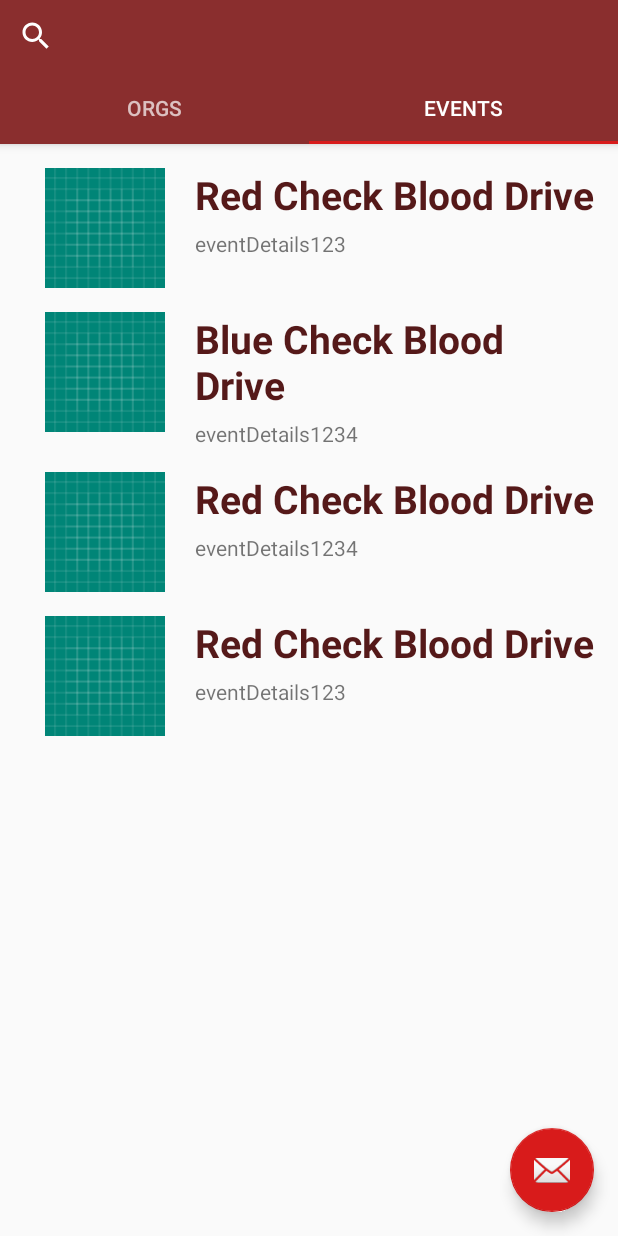
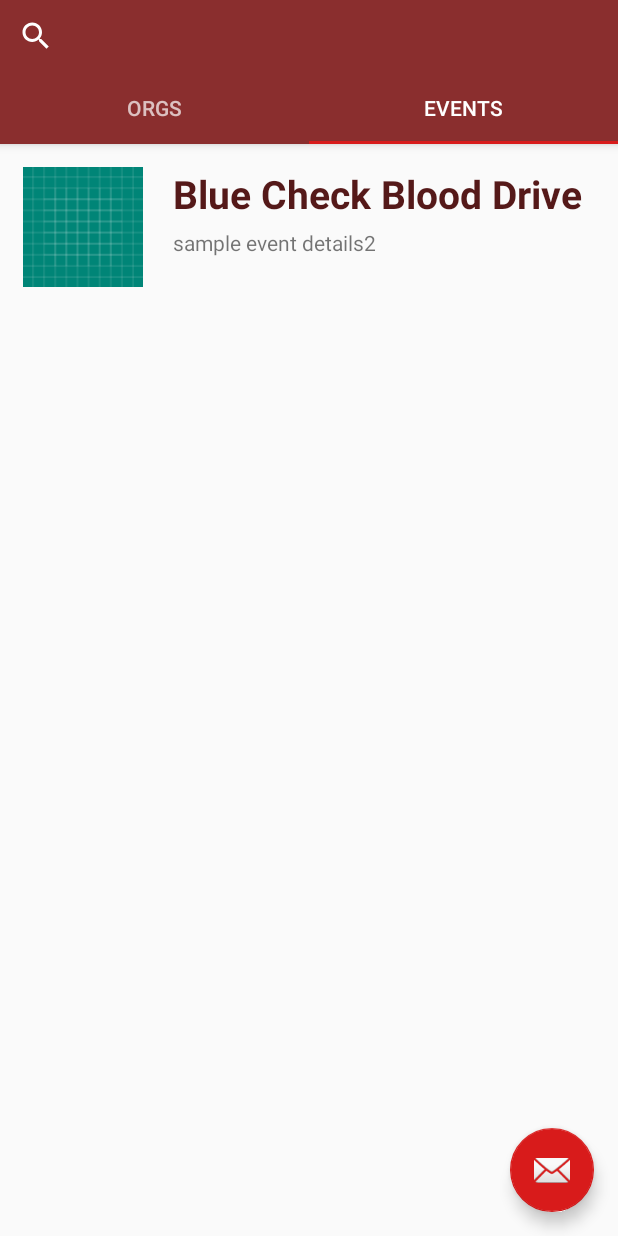
Before and after one commit to blink-blink/CWTS-UP-Voluntayo, an Android app: the ObjectFragment screen opened directly, with no data from a screen before it, tab 2 chosen, on a phone screen of 412 x 824 dp. Run offline under Robolectric (Android 15) with nearby library versions, the phone set to English and light mode, and no system bars.

Commit message:
fetch events from database event view model for realtime update

```diff
--- a/app/src/main/java/com/example/upvoluntaryo/Event.java
+++ b/app/src/main/java/com/example/upvoluntaryo/Event.java
@@ -2,20 +2,48 @@ package com.example.upvoluntaryo;
 
 public class Event {
     String eventName, eventAddress, eventDetails;
-    int imageId;
+    int eventId,orgId,imageId;
 
-    public Event(String eventName, String eventAddress, String eventDetails, int imageId){
+////constructors
+    public Event(int eventId, String eventName, String eventAddress, String eventDetails, int orgId, int imageId){
+        this.eventId = eventId;
         this.eventName = eventName;
         this.eventAddress = eventAddress;
         this.eventDetails = eventDetails;
+        this.orgId = orgId;
         this.imageId = imageId;
+    }
+
+    public Event(String eventName, String eventAddress, String eventDetails, int orgId, int imageId){
+        this.eventName = eventName;
+        this.eventAddress = eventAddress;
+        this.eventDetails = eventDetails;
+        this.orgId = orgId;
+        this.imageId = imageId;
+    }
+/////
+
+    public int getEventId() {
+        return eventId;
     }
 
     public String getEventName() {
         return eventName;
     }
 
+    public String getEventAddress() {
+        return eventAddress;
+    }
+
     public String getEventDetails() {
         return eventDetails;
     }
+
+    public int getOrgId() {
+        return orgId;
+    }
+
+    public int getImageId() {
+        return imageId;
+    }
 }
--- a/app/src/main/java/com/example/upvoluntaryo/ui/main/EventListAdapter.java
+++ b/app/src/main/java/com/example/upvoluntaryo/ui/main/EventListAdapter.java
@@ -24,6 +24,14 @@ public class EventListAdapter extends RecyclerView.Adapter<EventListAdapter.Even
         this.eventList = eventList;
         this.onEventListener = onEventListener;
         eventListFull = new ArrayList<>(eventList);
+    }
+
+    public void updateEventList(ArrayList<Event> eventList) {
+        this.eventList.clear();
+        this.eventList.addAll(eventList);
+        this.eventListFull.clear();
+        this.eventListFull.addAll(eventList);
+        notifyDataSetChanged();
     }
 
     public class EventViewHolder extends RecyclerView.ViewHolder implements View.OnClickListener{
--- /dev/null
+++ b/app/src/main/java/com/example/upvoluntaryo/ui/main/EventViewModel.java
@@ -0,0 +1,30 @@
+package com.example.upvoluntaryo.ui.main;
+
+import android.content.Context;
+
+import androidx.lifecycle.LiveData;
+import androidx.lifecycle.MutableLiveData;
+import androidx.lifecycle.ViewModel;
+
+import com.example.upvoluntaryo.DBHelper;
+import com.example.upvoluntaryo.Event;
+
+import java.util.ArrayList;
+
+public class EventViewModel extends ViewModel {
+    private MutableLiveData<ArrayList<Event>> eventListData;
+    private DBHelper DB;
+
+    public void setEventListData(ArrayList<Event> eventListData){
+        this.eventListData.setValue(eventListData);
+    }
+
+    LiveData<ArrayList<Event>> getEventListData(Context context){
+        DB = new DBHelper(context);
+        if (eventListData == null){
+            eventListData = new MutableLiveData<>();
+            eventListData.setValue(DB.listEvents());
+        }
+        return eventListData;
+    }
+}
--- a/app/src/main/java/com/example/upvoluntaryo/ui/main/ObjectFragment.java
+++ b/app/src/main/java/com/example/upvoluntaryo/ui/main/ObjectFragment.java
@@ -17,8 +17,10 @@ import androidx.recyclerview.widget.DefaultItemAnimator;
 import androidx.recyclerview.widget.LinearLayoutManager;
 import androidx.recyclerview.widget.RecyclerView;
 
+import com.example.upvoluntaryo.DBHelper;
 import com.example.upvoluntaryo.Event;
 import com.example.upvoluntaryo.EventPageActivity;
+import com.example.upvoluntaryo.HomeActivity;
 import com.example.upvoluntaryo.Orgs;
 import com.example.upvoluntaryo.R;
 
@@ -33,6 +35,8 @@ public class ObjectFragment extends Fragment implements EventListAdapter.OnEvent
     private ArrayList<Orgs> orgList = new ArrayList<>();
     private OrgListAdapter orgListAdapter;
     private SearchViewModel searchViewModel;
+    private EventViewModel eventViewModel;
+    DBHelper DB;
 
     @Nullable
     @Override
@@ -47,17 +51,23 @@ public class ObjectFragment extends Fragment implements EventListAdapter.OnEvent
 
             RecyclerView recyclerView = (RecyclerView) view.findViewById(R.id.itemRecyclerView);
 
-            //test
-            eventList.add(new Event("Red Check Blood Drive", "eventAddress1", "eventDetails123", R.id.eventImageHeader));
-            eventList.add(new Event("Blue Check Blood Drive", "eventAddress1", "eventDetails1234", R.id.eventImageHeader));
-            eventList.add(new Event("Red Check Blood Drive", "eventAddress1", "eventDetails1234", R.id.eventImageHeader));
-            eventList.add(new Event("Red Check Blood Drive", "eventAddress1", "eventDetails123", R.id.eventImageHeader));
+            DB = new DBHelper(getContext());
+
+            eventList = DB.listEvents();
 
             eventListAdapter = new EventListAdapter( eventList, this);
             RecyclerView.LayoutManager layoutManager = new LinearLayoutManager(getContext());
             recyclerView.setLayoutManager(layoutManager);
             recyclerView.setItemAnimator(new DefaultItemAnimator());
             recyclerView.setAdapter(eventListAdapter);
+
+            eventViewModel = new ViewModelProvider(requireActivity()).get(EventViewModel.class);
+            eventViewModel.getEventListData(getContext()).observe(getViewLifecycleOwner(), new Observer<ArrayList<Event>>() {
+                @Override
+                public void onChanged(ArrayList<Event> eventArrayList) {
+                    eventListAdapter.updateEventList(DB.listEvents());
+                }
+            });
 
         }
         else{
@@ -80,8 +90,10 @@ public class ObjectFragment extends Fragment implements EventListAdapter.OnEvent
         searchViewModel.getQuery().observe(getViewLifecycleOwner(), new Observer<String>() {
             @Override
             public void onChanged(String s) {
-                if (orgListAdapter != null) orgListAdapter.getFilter().filter(s);
-                if (eventListAdapter != null) eventListAdapter.getFilter().filter(s);
+                if (s!=null) {
+                    if (orgListAdapter != null) orgListAdapter.getFilter().filter(s);
+                    if (eventListAdapter != null) eventListAdapter.getFilter().filter(s);
+                }
             }
         });
     }
--- a/app/src/main/res/layout/event_item.xml
+++ b/app/src/main/res/layout/event_item.xml
@@ -2,24 +2,13 @@
 <LinearLayout xmlns:android="http://schemas.android.com/apk/res/android"
     android:layout_width="match_parent"
     android:layout_height="wrap_content"
-    android:orientation="vertical">
-
-    <RelativeLayout
-        android:layout_width="match_parent"
-        android:layout_height="wrap_content"
-        android:layout_marginTop="16dp">
-
-        <LinearLayout
-            android:layout_width="wrap_content"
-            android:layout_height="wrap_content"
-            android:layout_marginHorizontal="10dp"
-            android:orientation="horizontal">
+    android:orientation="horizontal"
+    android:padding="15dp">
 
     <ImageView
         android:id="@+id/eventImageHeader"
         android:layout_width="80dp"
         android:layout_height="80dp"
-                android:layout_marginStart="20dp"
         android:src="@drawable/ic_launcher_background" />
 
     <LinearLayout
@@ -45,5 +34,3 @@
             android:text="Sample event description" />
     </LinearLayout>
 </LinearLayout>
-    </RelativeLayout>
-</LinearLayout>
--- a/app/src/main/res/layout/fragment_home.xml
+++ b/app/src/main/res/layout/fragment_home.xml
@@ -8,8 +8,8 @@
 
     <androidx.recyclerview.widget.RecyclerView
         android:id="@+id/itemRecyclerView"
-        android:layout_width="409dp"
-        android:layout_height="729dp"
+        android:layout_width="match_parent"
+        android:layout_height="match_parent"
         tools:layout_editor_absoluteX="1dp"
         tools:layout_editor_absoluteY="1dp" />
 </androidx.constraintlayout.widget.ConstraintLayout>
```
Also changed, not shown: app/src/main/java/com/example/upvoluntaryo/DBHelper.java (+83 -16 lines), app/src/main/java/com/example/upvoluntaryo/HomeActivity.java (+47 -1 lines). Lines whose indentation alone changed are shown as unchanged.
